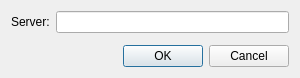
sjoubert/pensieve, file source/gui/psvSettingsDialog.ui: the form before one commit.
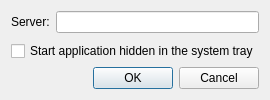
The form after the commit.

Commit message: Allow graphical application to be started hidden in the system tray

What changed in the file:
```diff
--- a/source/gui/psvSettingsDialog.ui
+++ b/source/gui/psvSettingsDialog.ui
@@ -2,14 +2,6 @@
 <ui version="4.0">
  <class>SettingsDialog</class>
  <widget class="QDialog" name="SettingsDialog">
-  <property name="geometry">
-   <rect>
-    <x>0</x>
-    <y>0</y>
-    <width>300</width>
-    <height>78</height>
-   </rect>
-  </property>
   <property name="windowTitle">
    <string>Settings</string>
   </property>
@@ -31,6 +23,13 @@
      </item>
     </layout>
    </item>
+   <item>
+    <widget class="QCheckBox" name="m_startHidden">
+     <property name="text">
+      <string>Start application hidden in the system tray</string>
+     </property>
+    </widget>
+   </item>
    <item>
     <widget class="QDialogButtonBox" name="m_buttonBox">
      <property name="orientation">
```
The commit also changes 5 other files.
